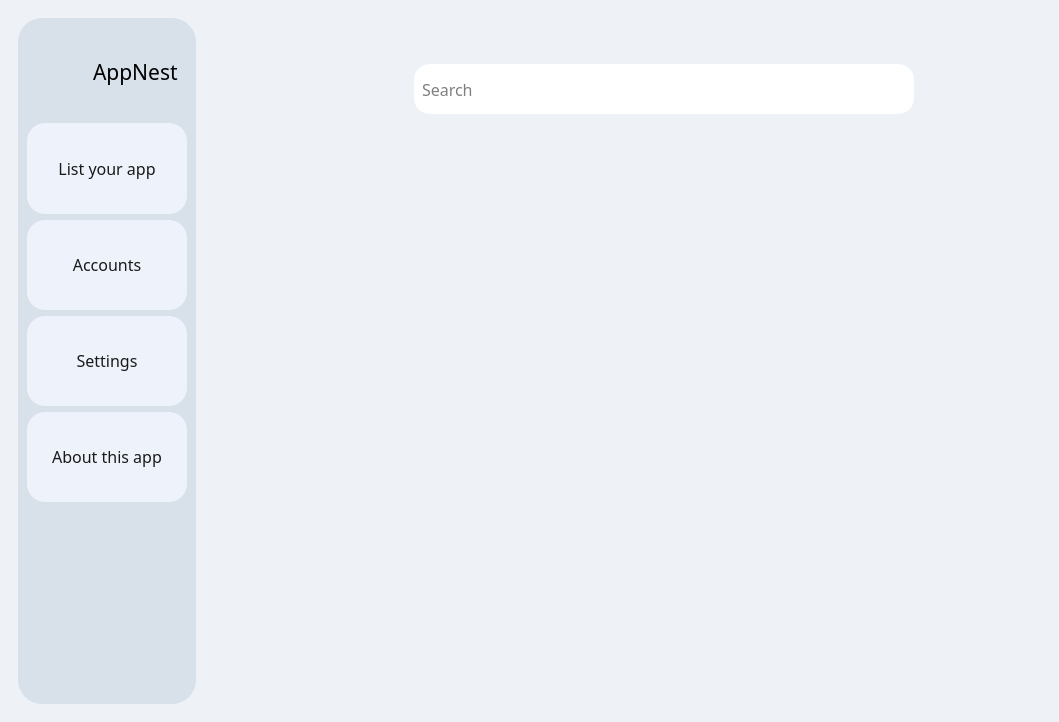
First picture: the form in UI/Home.ui, repository Thichgayroi/SPCK, before the edit.
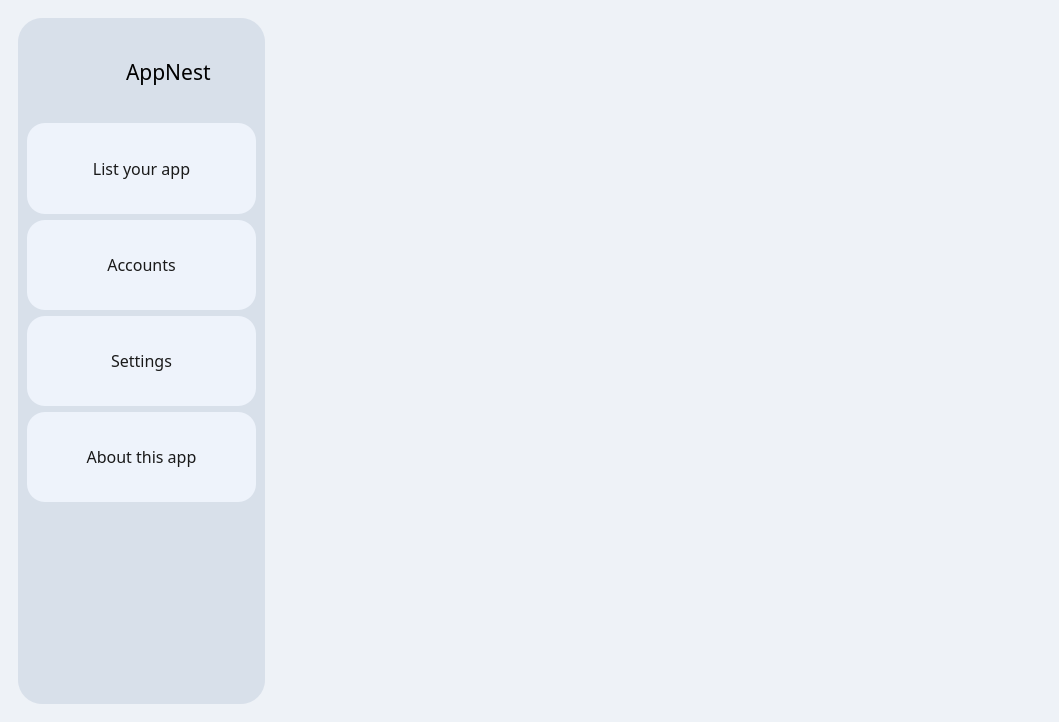
Second picture: the form after the edit. Icons and pictures are not drawn.

Diff of the .ui file:
```diff
--- a/UI/Home.ui
+++ b/UI/Home.ui
@@ -25,7 +25,7 @@
         <widget class="QWidget" name="widget_2" native="true">
          <property name="maximumSize">
           <size>
-           <width>16777215</width>
+           <width>247</width>
            <height>16777215</height>
           </size>
          </property>
@@ -75,7 +75,7 @@
               <widget class="QLabel" name="lbl_name">
                <property name="font">
                 <font>
-                 <family>JetBrains Mono NL</family>
+                 <family>JetBrains Mono</family>
                  <pointsize>16</pointsize>
                 </font>
                </property>
@@ -322,94 +322,25 @@
          </property>
          <layout class="QVBoxLayout" name="verticalLayout_2">
           <item>
-           <widget class="QWidget" name="widget_7" native="true">
-            <property name="maximumSize">
-             <size>
-              <width>16777215</width>
-              <height>125</height>
-             </size>
-            </property>
+           <widget class="QWidget" name="widget_8" native="true">
             <layout class="QHBoxLayout" name="horizontalLayout_5">
              <item>
-              <widget class="QWidget" name="widget_9" native="true">
+              <widget class="QLabel" name="label_2">
                <property name="maximumSize">
                 <size>
-                 <width>700</width>
-                 <height>75</height>
+                 <width>512</width>
+                 <height>512</height>
                 </size>
                </property>
-               <property name="styleSheet">
-                <string notr="true">
-border-radius: 16px;</string>
+               <property name="text">
+                <string/>
                </property>
-               <layout class="QHBoxLayout" name="horizontalLayout_6">
-                <item>
-                 <widget class="QLabel" name="label_2">
-                  <property name="maximumSize">
-                   <size>
-                    <width>36</width>
-                    <height>36</height>
-                   </size>
-                  </property>
-                  <property name="text">
-                   <string/>
-                  </property>
-                  <property name="pixmap">
-                   <pixmap>../IMG/search.png</pixmap>
-                  </property>
-                  <property name="scaledContents">
-                   <bool>true</bool>
-                  </property>
-                 </widget>
-                </item>
-                <item>
-                 <widget class="QLineEdit" name="lineEdit">
-                  <property name="maximumSize">
-                   <size>
-                    <width>500</width>
-                    <height>50</height>
-                   </size>
-                  </property>
-                  <property name="font">
-                   <font>
-                    <family>JetBrains Mono</family>
-                    <pointsize>12</pointsize>
-                   </font>
-                  </property>
-                  <property name="styleSheet">
-                   <string notr="true">/* Đặt objectName cho QLineEdit là &quot;searchBar&quot; */
-QLineEdit {
-    /* nền nhẹ nhàng */
-    background-color: white;
-    /* bo tròn full height (nếu height=32px thì radius=16px) */
-    border-radius: 16px;
-	padding: 3px 6px 3px 6px;
-}
-
-/* Placeholder màu xám nhạt */
-QLineEdit#searchBar::placeholder {
-    color: #A0A0A0;
-}
-
-/* Khi focus thì nền trắng sáng hơn, có viền nhẹ */
-QLineEdit#searchBar:focus {
-    background-color: #FFFFFF;
-    border: 1px solid #D0D0D0;
-}
-
-/* Nếu cần disabled state */
-QLineEdit#searchBar:disabled {
-    background-color: #ECECEC;
-    color: #A0A0A0;
-}
-</string>
-                  </property>
-                  <property name="placeholderText">
-                   <string>Search</string>
-                  </property>
-                 </widget>
-                </item>
-               </layout>
+               <property name="pixmap">
+                <pixmap>../IMG/f79d56bb-0508-48f8-a8ea-91bc16efa68b.png</pixmap>
+               </property>
+               <property name="scaledContents">
+                <bool>true</bool>
+               </property>
               </widget>
              </item>
             </layout>
```
Left out of the diff: 3 changed lines with no effect on the pictures.
